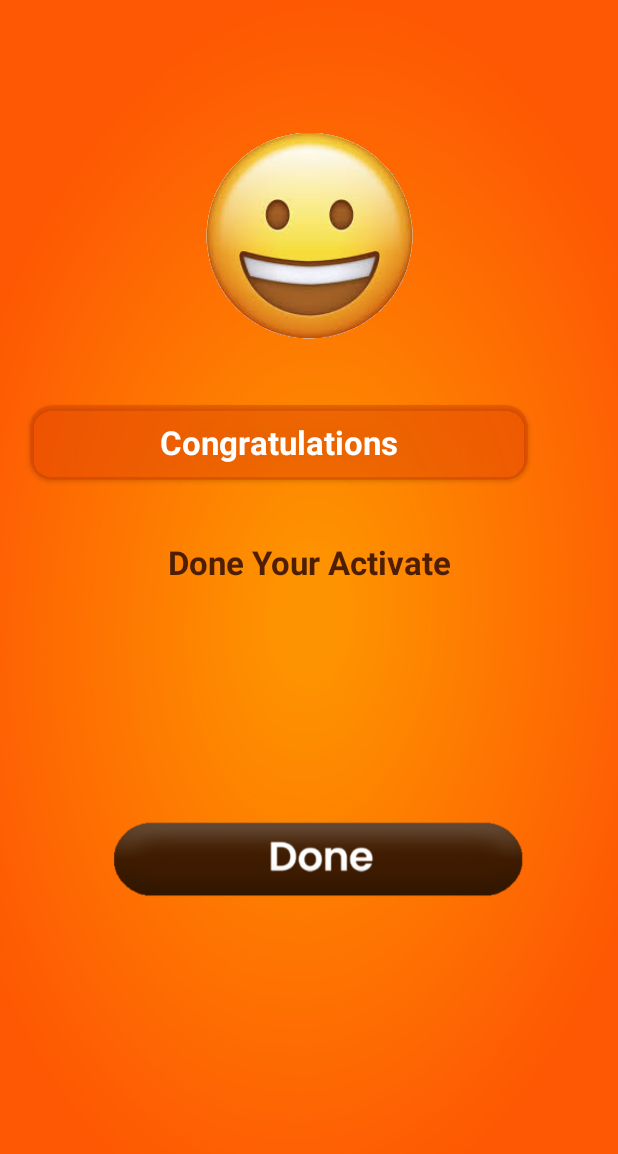
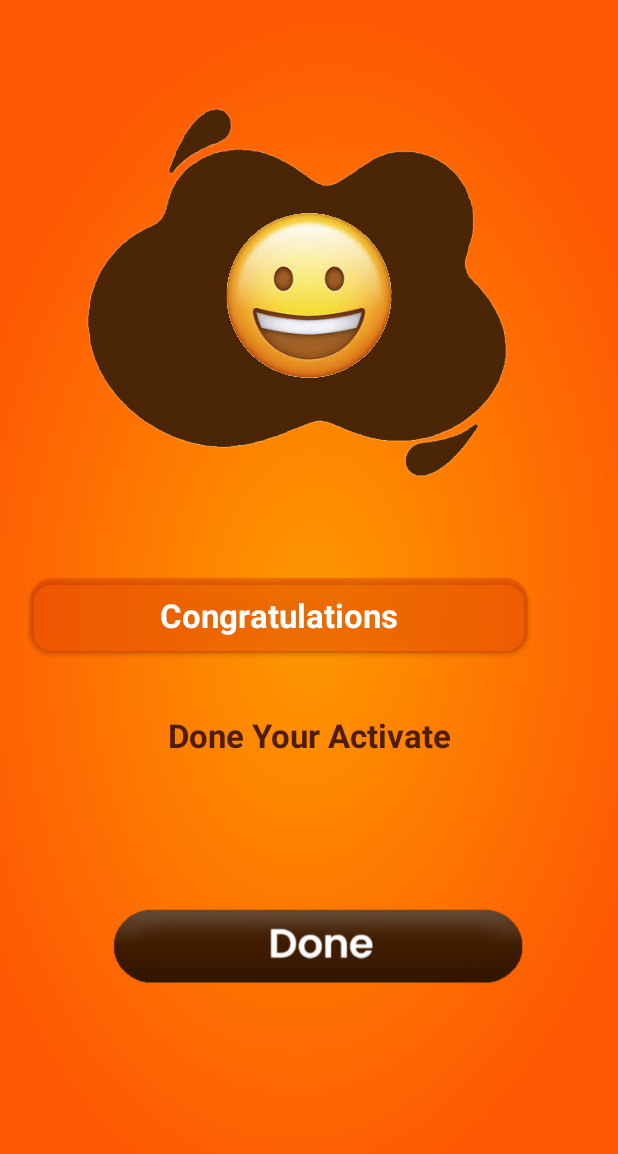
Before and after one commit to akashsingh7895/game_dix_project, an Android app: the ActiviteDoneActivity screen opened directly, with no data from a screen before it, on a phone screen of 412 x 824 dp. Shown: the top 1154 px of the screen. Run offline under Robolectric (Android 15) with nearby library versions, the phone set to English and light mode, and no system bars.

Commit message:
Final_commit

```diff
--- a/app/src/main/res/layout/activity_activite_done.xml
+++ b/app/src/main/res/layout/activity_activite_done.xml
@@ -10,13 +10,24 @@
 
     <ImageView
         android:id="@+id/imageView3"
-        android:layout_width="150dp"
-        android:layout_height="150dp"
-        android:layout_marginTop="80dp"
-        android:src="@drawable/laugh"
+        android:layout_width="match_parent"
+        android:layout_height="300dp"
+        android:layout_marginTop="45dp"
+        android:src="@drawable/backkkk"
         app:layout_constraintEnd_toEndOf="parent"
         app:layout_constraintStart_toStartOf="parent"
         app:layout_constraintTop_toTopOf="parent" />
+
+
+    <ImageView
+        android:id="@+id/imageView4"
+        android:layout_width="120dp"
+        android:layout_height="120dp"
+        android:src="@drawable/laugh"
+        app:layout_constraintBottom_toBottomOf="@+id/imageView3"
+        app:layout_constraintEnd_toEndOf="parent"
+        app:layout_constraintStart_toStartOf="parent"
+        app:layout_constraintTop_toTopOf="@+id/imageView3" />
 
     <androidx.cardview.widget.CardView
         android:id="@+id/cardView2"
--- a/app/src/main/res/values/strings.xml
+++ b/app/src/main/res/values/strings.xml
@@ -1,5 +1,5 @@
 <resources>
-    <string name="app_name">Auto Headshot</string>
+    <string name="app_name">Free Candy Cursh Saga</string>
 
     <string name="drawerClose">drawerClose</string>
     <string name="drawerOpen">drawerOpen</string>
```
Also changed, not shown: app/src/main/res/drawable/backkkk.png (added).
